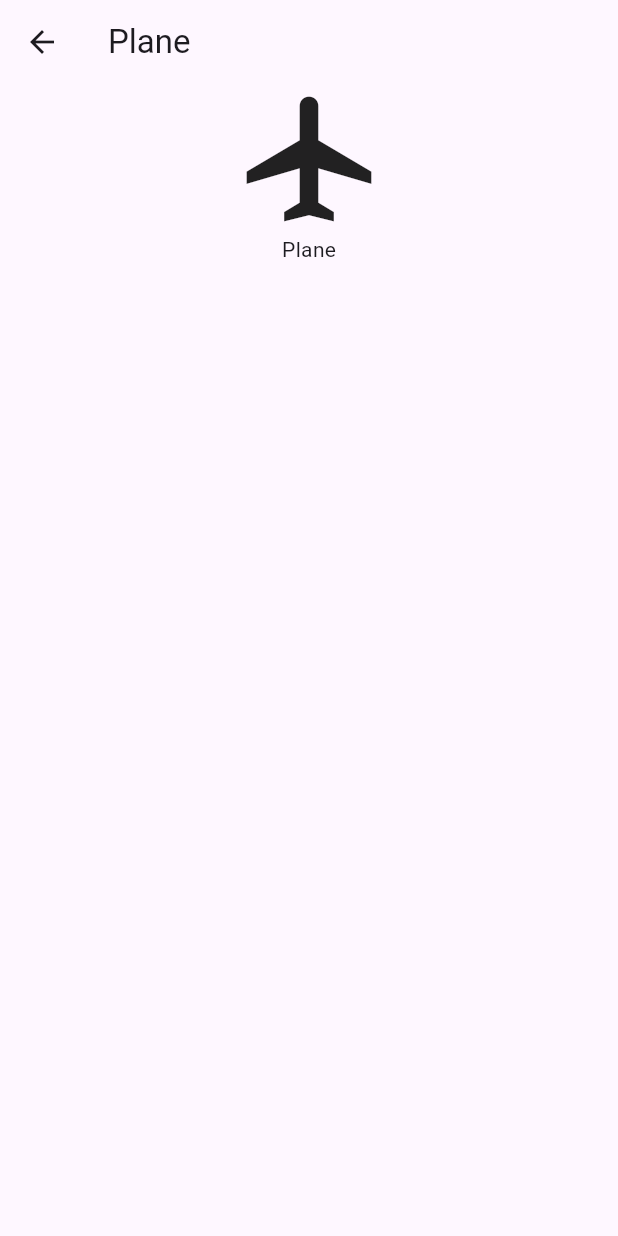
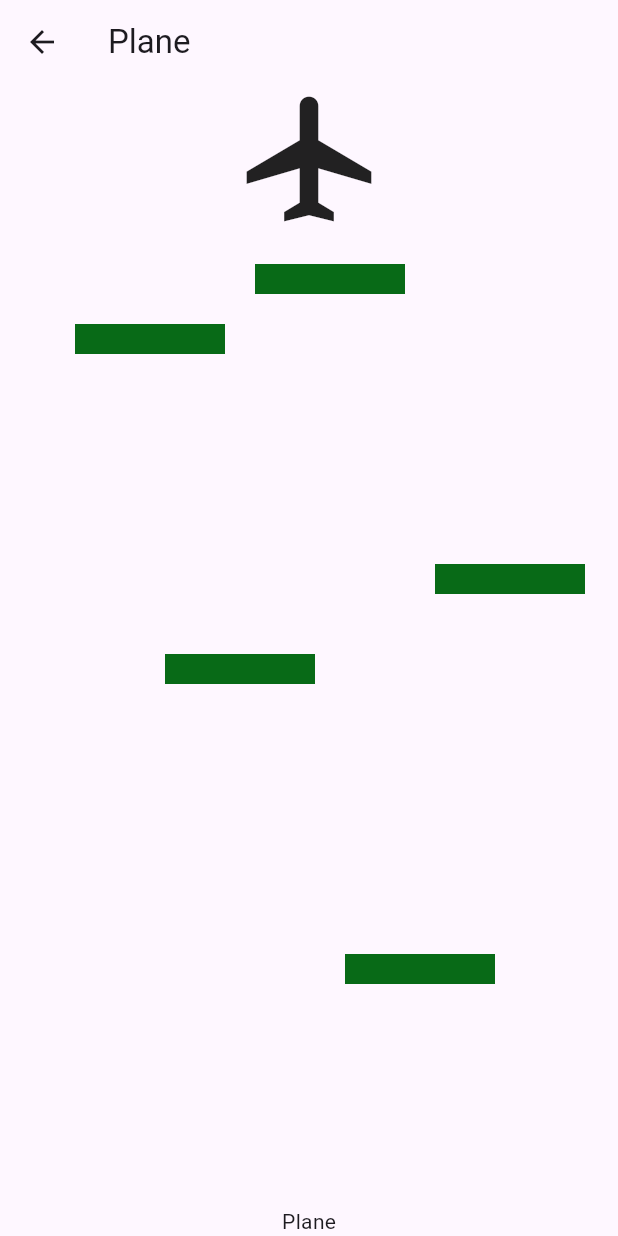
Before and after one commit to ebin58/tab_testing_app, a Flutter app: the PlanePage screen opened directly, on a phone screen of 412 x 824 dp. Run offline on Flutter 3.47's test engine with Material 3 defaults, Android fonts, the phone set to English and light mode, and no system bars.

Commit message:
Finished the project I think?

```diff
--- a/lib/PlanePage.dart
+++ b/lib/PlanePage.dart
@@ -1,16 +1,48 @@
+import 'dart:async';
 import 'package:flutter/material.dart';
 
-class PlanePage extends StatelessWidget{
+class PlanePage extends StatefulWidget {
+  @override
+  PlanePageState createState() => PlanePageState();
+}
+
+class PlanePageState extends State<PlanePage> {
+  List<double> barOffsets = [100, 200, 300, 400, 500]; // Initial vertical positions
+  List<bool> movingUp = [true, false, true, false, true]; // Track movement direction
+
+  @override
+  void initState() {
+    super.initState();
+
+    // Timer to move bars up and down
+    Timer.periodic(Duration(milliseconds: 100), (timer) {
+      if (!mounted) {
+        timer.cancel();
+        return;
+      }
+      setState(() {
+        for (int i = 0; i < barOffsets.length; i++) {
+          if (movingUp[i]) {
+            barOffsets[i] -= 10.0; // Move up
+            if (barOffsets[i] < 50) movingUp[i] = false; // Change direction at top limit
+          } else {
+            barOffsets[i] += 10.0; // Move down
+            if (barOffsets[i] > MediaQuery.of(context).size.height - 100) movingUp[i] = true; // Change direction at bottom limit
+          }
+        }
+      });
+    });
+  }
 
   @override
   Widget build(BuildContext context) {
-
     return Scaffold(
       appBar: AppBar(
         title: Text("Plane"),
       ),
-      body: Column(
-        children: [Align(
+      body: Stack(
+        children: [
+          Align(
             alignment: Alignment.topCenter,
             child: Hero(
               tag: "planePage",
@@ -20,8 +52,24 @@ class PlanePage extends StatelessWidget{
               ),
             ),
           ),
-        Text("Plane")
-        ]
+          ...List.generate(
+            barOffsets.length,
+            (index) => AnimatedPositioned(
+              duration: Duration(milliseconds: 100),
+              left: 50 + index * 60, // Keep horizontal positions fixed
+              top: barOffsets[index], // Move bars up and down
+              child: Container(
+                width: 100,
+                height: 20,
+                color: Color.fromARGB(255, 8, 106, 23),
+              ),
+            ),
+          ),
+          Align(
+            alignment: Alignment.bottomCenter,
+            child: Text("Plane"),
+          ),
+        ],
       ),
     );
   }
```
Lines whose indentation alone changed are shown as unchanged.
